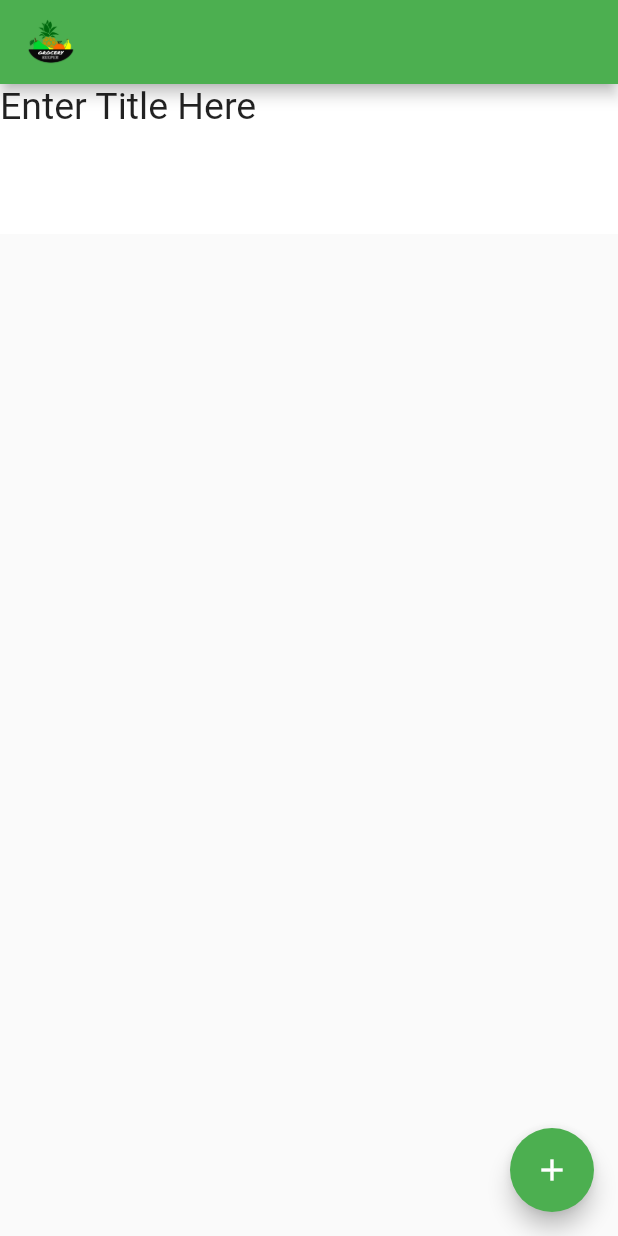
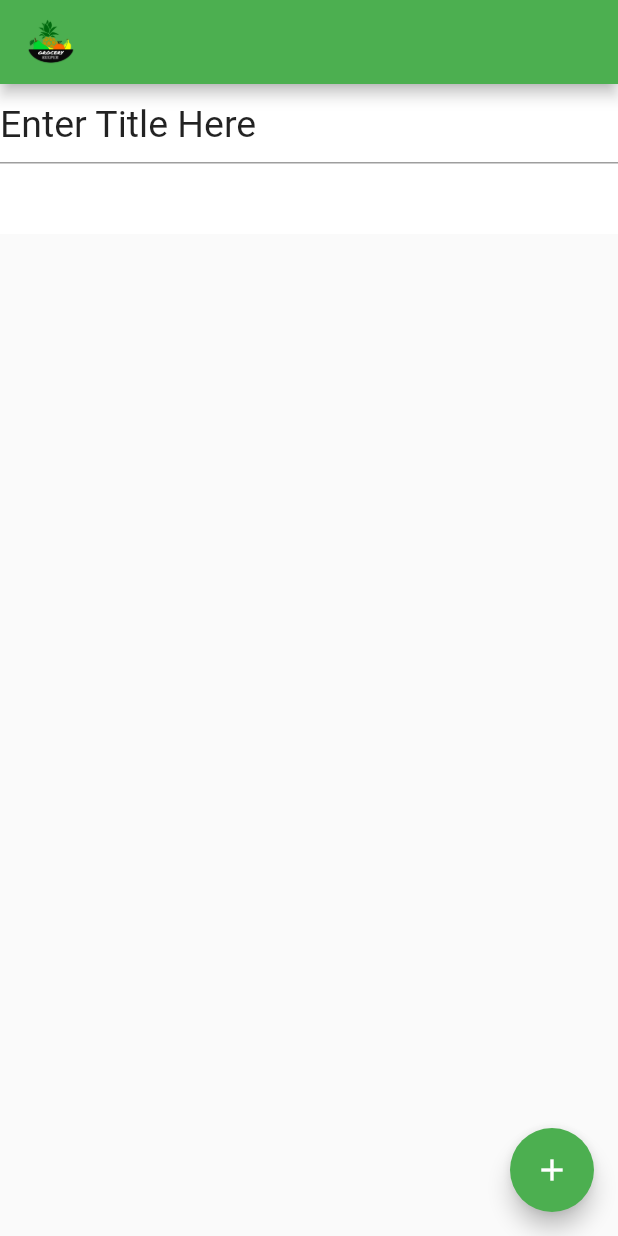
Before and after one commit to UPEI-Android/cs3130-2023-groupprojects-shovelwaresquad, a Flutter app: the screen it shows after launch, after a tap on the "add" icon, on a phone screen of 412 x 824 dp. Run offline on Flutter 3.47's test engine with Material 2 defaults, Android fonts, the light colour scheme and no system bars; our stand-ins replace bloc, flutter_bloc.

Commit message:
* Added capability to change list titles

```diff
--- a/Grocery_Keeper/lib/home/cubit/gkeeper_home_cubit.dart
+++ b/Grocery_Keeper/lib/home/cubit/gkeeper_home_cubit.dart
@@ -6,10 +6,15 @@ import '../../listItem/listItem.dart';
 part 'gkeeper_home_state.dart';
 
 class GkeeperHomeCubit extends Cubit<GkeeperHomeState> {
-  GkeeperHomeCubit() : super(GkeeperHomeInitial());
+  GkeeperHomeCubit() : super(const GkeeperHomeInitial());
 
-  void SelectList(ListItem list) {
+  void selectList(ListItem list) {
     print("Wow! I've been tapped! I am item ${list.title}");
     emit(GKeeperListSelected(list));
   }
+
+  void changeTitle(ListItem list, String str) {
+    list.title = str;
+    emit(const GkeeperHomeInitial());
+  }
 }
--- a/Grocery_Keeper/lib/home/view/gkeeper_home_view.dart
+++ b/Grocery_Keeper/lib/home/view/gkeeper_home_view.dart
@@ -16,8 +16,7 @@ class _GKeeperHome extends State<GKeeperHome>{
 
   @override
   Widget build(BuildContext context) {
-    final List<String> tempList = <String>['#1','#2','#3','#4','#5','#6','#7','#8','#9','#10'];
-    /// List<String> listNames = TODO: fetches names of lists from local memory
+    //final List<String> tempList = <String>['#1','#2','#3','#4','#5','#6','#7','#8','#9','#10'];
 
     return BlocBuilder<GkeeperHomeCubit, GkeeperHomeState>(
       builder: (context, state) {
@@ -27,19 +26,18 @@ class _GKeeperHome extends State<GKeeperHome>{
               'images/grocery_keeper.png', fit: BoxFit.contain, height: 32,),
           ),
           body: BlocBuilder<ListCubit, List<ListItem>>(
-            builder: (context_list, state_list) {
+            builder: (contextList, stateList) {
               //state_list.add(ListItem("Enter Title Here", []));
-              if (state_list.length <= 0) {
+              if (stateList.isEmpty) {
                 return const Text("No Lists Created :(", style: TextStyle(fontSize: 25));
               } else {
                 return ListView.builder(
-                    itemCount: state_list.length,
+                    itemCount: stateList.length,
                     itemBuilder: (BuildContext context, int index) {
                       return InkWell(
-                        ///TODO: fill out container to navigate to new page.
                         onTap: () =>
-                            context_list.read<GkeeperHomeCubit>()
-                                .SelectList(state_list[index]),
+                            contextList.read<GkeeperHomeCubit>()
+                                .selectList(stateList[index]),
                         child: Container(
                             height: 100,
                             decoration: BoxDecoration(
@@ -48,8 +46,13 @@ class _GKeeperHome extends State<GKeeperHome>{
                                     ? const Color(0xffffffff)
                                     : const Color(0xfcfcfcfc)
                             ),
-                            child: Text(state_list[index].title,
-                                style: TextStyle(fontSize: 25))
+                            child: TextFormField (
+                              initialValue: stateList[index].title,
+                              style: const TextStyle(fontSize: 25),
+                              onSaved: (text) => setState(() {
+                                context.read<GkeeperHomeCubit>().changeTitle(stateList[index], text as String);
+                              }),
+                            )
                         ),
                       );
                     }
@@ -58,10 +61,10 @@ class _GKeeperHome extends State<GKeeperHome>{
             }
           ),
           floatingActionButton: BlocBuilder<ListCubit, List<ListItem>>(
-            builder: (context_list, state_list) {
+            builder: (contextList, stateList) {
               return FloatingActionButton(
                 onPressed: () => setState(() {
-                  context_list.read<ListCubit>().addList("Enter Title Here", ["Enter First Item"]);
+                  contextList.read<ListCubit>().addList("Enter Title Here", ["Enter First Item"]);
                 }),
                 tooltip: 'Increment',
                 child: const Icon(Icons.add),
--- a/Grocery_Keeper/lib/listItem/listItem.dart
+++ b/Grocery_Keeper/lib/listItem/listItem.dart
@@ -1,5 +1,5 @@
 class ListItem {
-  final String title;
+  String title;
   final List<String> contents;
 
   ListItem(this.title, this.contents);
```
Also changed, not shown: Grocery_Keeper/lib/home/cubit/gkeeper_home_state.dart (line endings or trailing spaces).
